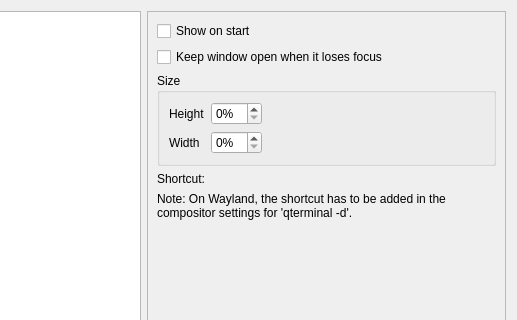
Old version of the form src/forms/propertiesdialog.ui in the repository lxqt/qterminal; both pictures show x 183 to 700 and y 0 to 320 of the 700 by 700 pixel window.
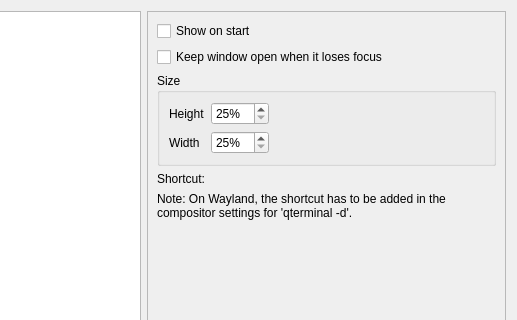
New version of the form. The open tabs and pages were chosen to show the change. Icons and pictures are not drawn.

Commit message:
Set the dropdown minimum size to 25% (#1240)
This is especially needed on Wayland because of a Qt bug that lets Qt windows become tiny. But it's good for X11 too.

The edit to the form file:
```diff
--- a/src/forms/propertiesdialog.ui
+++ b/src/forms/propertiesdialog.ui
@@ -1032,6 +1032,12 @@
               <property name="suffix">
                <string>%</string>
               </property>
+              <property name="minimum">
+               <number>25</number>
+              </property>
+              <property name="maximum">
+               <number>100</number>
+              </property>
              </widget>
             </item>
             <item row="1" column="0">
@@ -1049,6 +1055,12 @@
               <property name="suffix">
                <string>%</string>
               </property>
+              <property name="minimum">
+               <number>25</number>
+              </property>
+              <property name="maximum">
+               <number>100</number>
+              </property>
              </widget>
             </item>
            </layout>
```
The commit also changes 2 other files.
